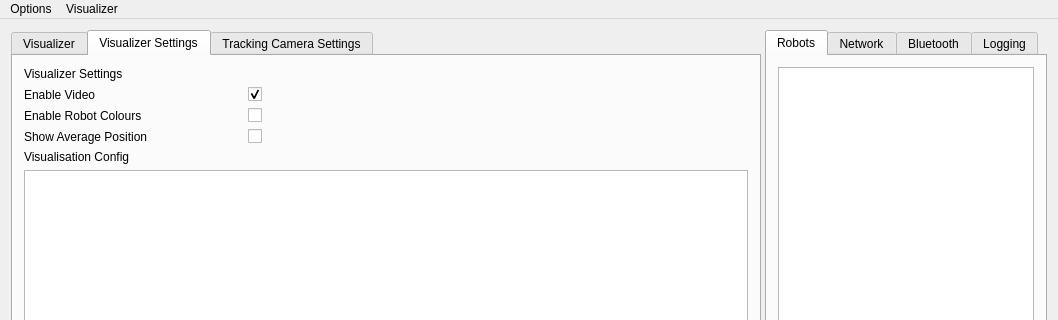
Old version of the form Application/UI/mainwindow.ui in the repository yorkrobotlab/ardebug; both pictures show x 0 to 1058 and y 0 to 320 of the 1058 by 913 pixel window.
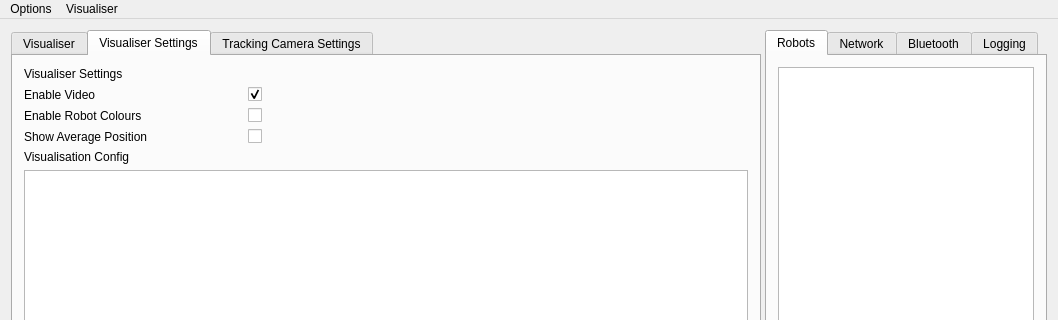
New version of the form. The open tabs and pages were chosen to show the change.

Commit message: Replaced all instances of 'visualizer' with 'visualiser'

```diff
--- a/Application/UI/mainwindow.ui
+++ b/Application/UI/mainwindow.ui
@@ -57,18 +57,18 @@
           </sizepolicy>
          </property>
          <attribute name="title">
-          <string>Visualizer</string>
+          <string>Visualiser</string>
          </attribute>
         </widget>
         <widget class="QWidget" name="visSettingsTab">
          <attribute name="title">
-          <string>Visualizer Settings</string>
+          <string>Visualiser Settings</string>
          </attribute>
          <layout class="QVBoxLayout" name="verticalLayout_6">
           <item>
            <widget class="QLabel" name="label_4">
             <property name="text">
-             <string>Visualizer Settings</string>
+             <string>Visualiser Settings</string>
             </property>
            </widget>
           </item>
@@ -566,14 +566,14 @@
     </property>
     <addaction name="actionExit"/>
    </widget>
-   <widget class="QMenu" name="menuVisualizer">
+   <widget class="QMenu" name="menuVisualiser">
     <property name="title">
-     <string>Visualizer</string>
+     <string>Visualiser</string>
     </property>
     <addaction name="actionEnable_Video"/>
    </widget>
    <addaction name="menuFile"/>
-   <addaction name="menuVisualizer"/>
+   <addaction name="menuVisualiser"/>
   </widget>
   <widget class="QStatusBar" name="statusBar"/>
   <action name="actionExit">
```
Left out of the diff: 6 changed lines with no effect on the pictures. The commit also changes 1 other file.
